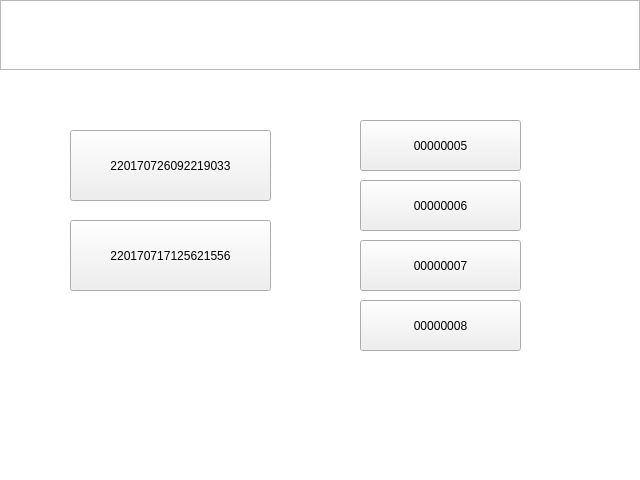
Above: SmartCabinet/Device/devicesimulate.ui from birdman1992/SmartCabinet before the change. Below: the same form after it.
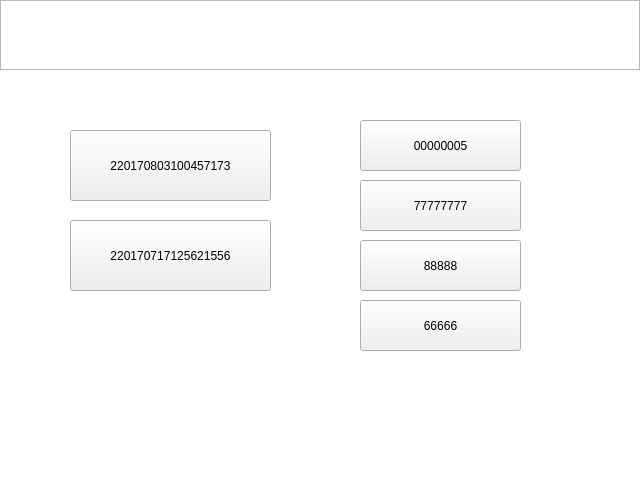
That is the form after the change. The open tabs and pages were chosen to show the change.

The edit to the form file:
```diff
--- a/SmartCabinet/Device/devicesimulate.ui
+++ b/SmartCabinet/Device/devicesimulate.ui
@@ -135,7 +135,7 @@
         </rect>
        </property>
        <property name="text">
-        <string>220170726092219033</string>
+        <string>220170803100457173</string>
        </property>
       </widget>
       <widget class="QPushButton" name="listCode_2">
@@ -174,7 +174,7 @@
         </rect>
        </property>
        <property name="text">
-        <string>00000006</string>
+        <string>77777777</string>
        </property>
       </widget>
       <widget class="QPushButton" name="car3">
@@ -187,7 +187,7 @@
         </rect>
        </property>
        <property name="text">
-        <string>00000007</string>
+        <string>88888</string>
        </property>
       </widget>
       <widget class="QPushButton" name="car4">
@@ -200,7 +200,7 @@
         </rect>
        </property>
        <property name="text">
-        <string>00000008</string>
+        <string>66666</string>
        </property>
       </widget>
      </widget>
```
Left out of the diff: 2 changed lines with no effect on the pictures.
